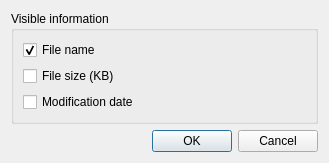
Above: fileinfodialog.ui from tom3q/file-dragon before the change. Below: the same form after it.
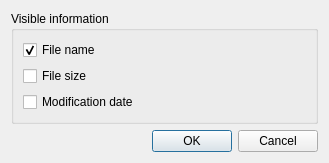
That is the form after the change.

Commit message: Diffirent file size units shown in file frame. Files can be unselected (Ctrl key).

```diff
--- a/fileinfodialog.ui
+++ b/fileinfodialog.ui
@@ -42,7 +42,7 @@
       <item>
        <widget class="QCheckBox" name="checkBox_2">
         <property name="text">
-         <string>File size (KB)</string>
+         <string>File size</string>
         </property>
        </widget>
       </item>
```
The commit also changes 2 other files.
